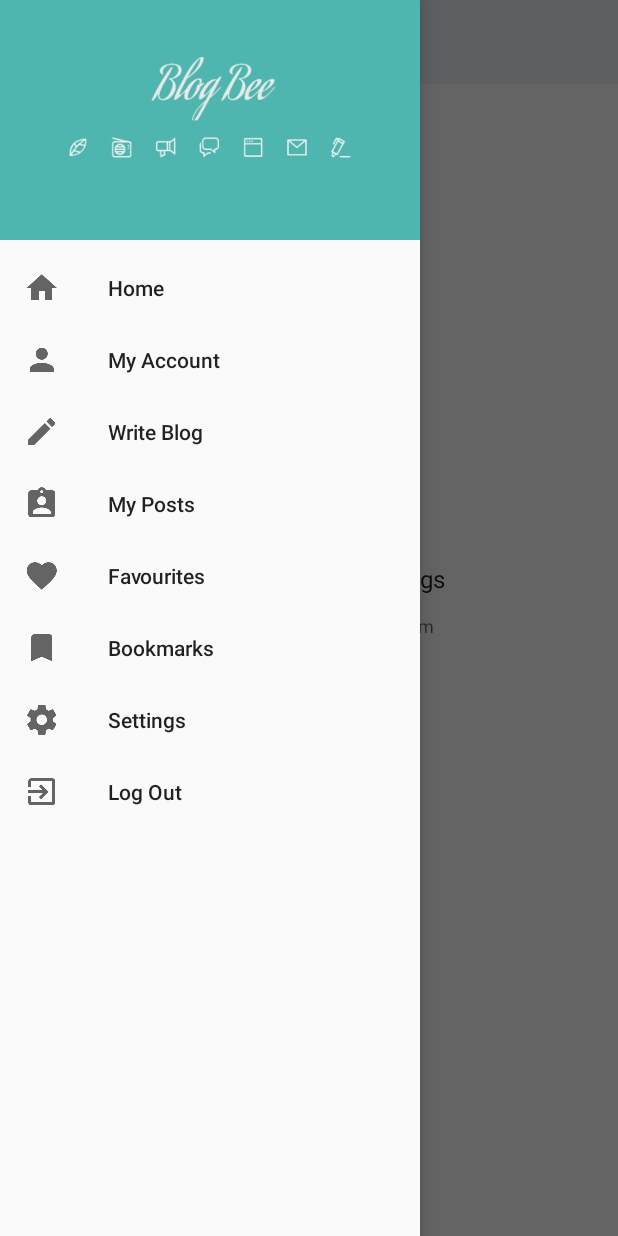
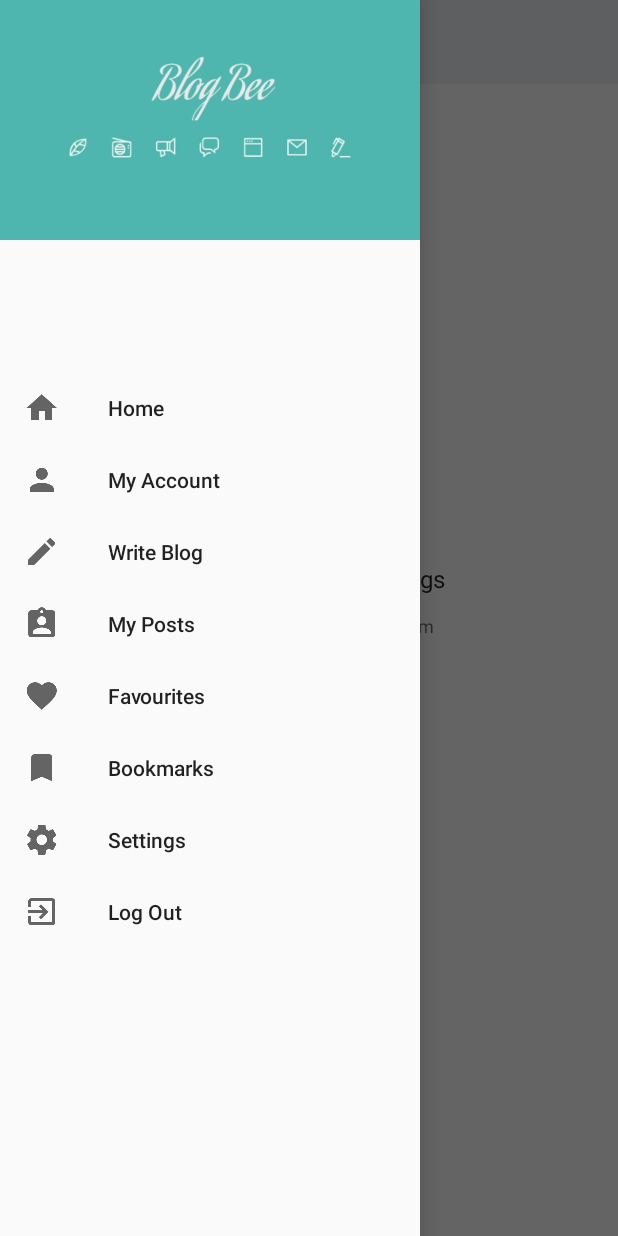
Before and after one commit to levirgon/blog-reader-app, an Android app: the screen it shows after launch (FragmentContainerActivity), with the side drawer open, on a phone screen of 412 x 824 dp. Run offline under Robolectric (Android 15) with nearby library versions, the phone set to English and light mode, and no system bars; our stand-ins replace CircleImageView; pictures from the network do not load.

Commit message:
navigation header layout changed

```diff
--- a/app/src/main/java/com/example/noushad/blogbee/utils/SharedPrefManager.java
+++ b/app/src/main/java/com/example/noushad/blogbee/utils/SharedPrefManager.java
@@ -94,6 +94,7 @@ public class SharedPrefManager {
         SharedPreferences.Editor editor = sharedPreferences.edit();
         editor.clear();
         editor.apply();
+        editor.commit();
         return true;
     }
 }
--- a/app/src/main/res/layout/navigation_header_layout.xml
+++ b/app/src/main/res/layout/navigation_header_layout.xml
@@ -1,18 +1,26 @@
 <?xml version="1.0" encoding="utf-8"?>
 <RelativeLayout xmlns:android="http://schemas.android.com/apk/res/android"
+                xmlns:app="http://schemas.android.com/apk/res-auto"
                 android:layout_width="match_parent"
-                android:layout_height="160dp"
-                android:background="@drawable/blog_cover"
+                android:layout_height="240dp"
                 android:orientation="vertical"
-                android:padding="8dp">
+    >
+
+    <ImageView
+        android:id="@+id/imageView"
+        android:layout_width="match_parent"
+        android:layout_height="160dp"
+        android:scaleType="fitXY"
+        app:srcCompat="@drawable/blog_cover"/>
 
     <de.hdodenhof.circleimageview.CircleImageView
         android:id="@+id/navigation_header_profile_image"
         android:layout_width="80dp"
         android:layout_height="80dp"
-        android:contentDescription="@string/cover_image"
-        android:layout_centerVertical="true"
-        android:layout_centerHorizontal="true"/>
+        android:layout_above="@+id/navigation_header_user_name"
+        android:layout_centerHorizontal="true"
+        android:layout_marginBottom="14dp"
+        android:contentDescription="@string/cover_image"/>
 
     <TextView
         android:id="@+id/navigation_header_user_name"
@@ -24,7 +32,7 @@
         android:layout_marginRight="0dp"
         android:fontFamily="cursive"
         android:text="@string/navigation_header"
-        android:textColor="@android:color/background_light"
+        android:textColor="@color/colorPrimary"
         android:textSize="24sp"/>
 
 </RelativeLayout>
```
Also changed, not shown: app/src/main/java/com/example/noushad/blogbee/activity/LoginActivity.java (+9 -12 lines).
